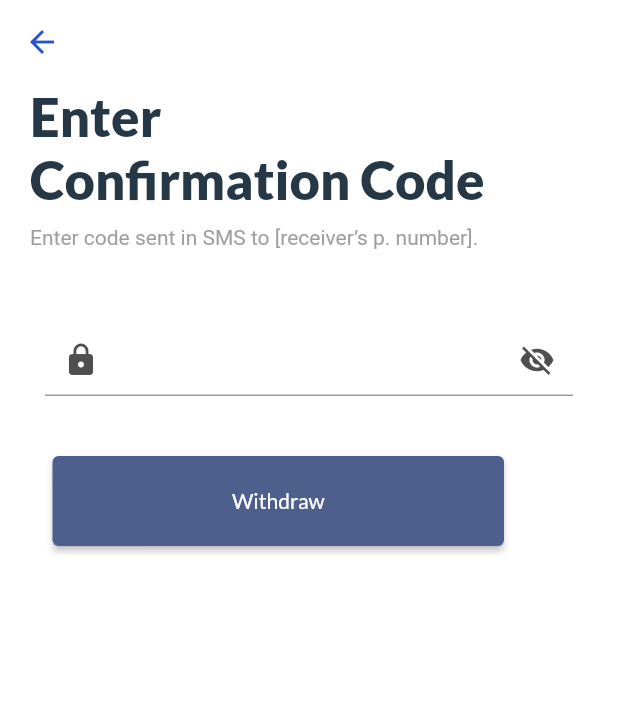
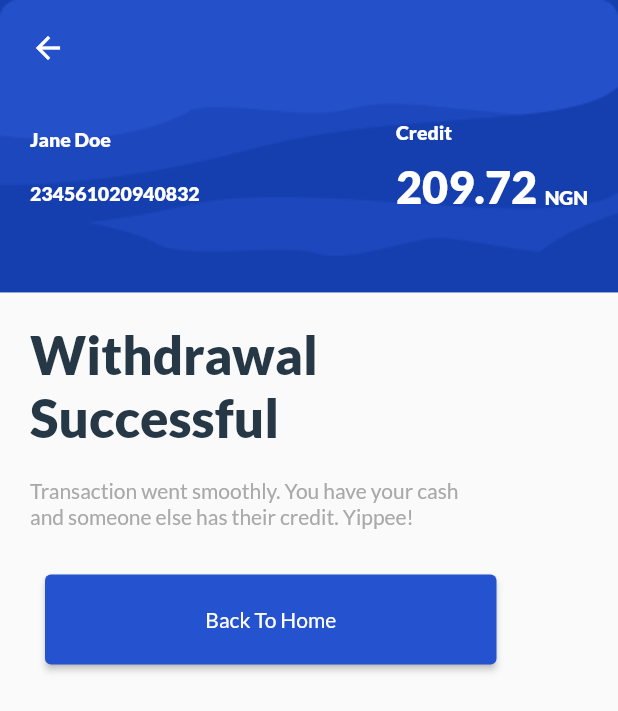
Before and after one commit to sobuur0/super_agent_with_flutter, a Flutter app: the EnterConfirmationCodePage screen opened directly, after a tap on "Withdraw", on a phone screen of 412 x 824 dp. Shown: the top 711 px of the screen. Run offline on Flutter 3.47's test engine with Material 2 defaults, Android fonts, the phone set to English and light mode, and no system bars; our stand-ins replace google_fonts.

Commit message:
completed the ui for the withdrawal section

```diff
--- a/lib/presentation/pages/enter_confirmation_code_page.dart
+++ b/lib/presentation/pages/enter_confirmation_code_page.dart
@@ -1,6 +1,7 @@
 import 'package:flutter/material.dart';
 import 'package:flutter/cupertino.dart';
 import 'package:super_agent_with_flutter/constants/app_styles.dart';
+import 'package:super_agent_with_flutter/presentation/pages/withdrawal_successful_page.dart';
 import 'package:super_agent_with_flutter/presentation/widgets/widget_action_button.dart';
 
 class EnterConfirmationCodePage extends StatefulWidget {
@@ -92,7 +93,14 @@ class _EnterConfirmationCodePageState extends State<EnterConfirmationCodePage> {
               padding: const EdgeInsets.symmetric(horizontal: 35),
               child: ActionButton(
                 buttonText: 'Withdraw',
-                onTap: () {},
+                onTap: () {
+                  Navigator.push(
+                    context,
+                    MaterialPageRoute(
+                      builder: (context) => WithdrawalSuccessfulPage(),
+                    ),
+                  );
+                },
                 buttonColor: Color(0xFF4D5F8D),
               ),
             )
--- /dev/null
+++ b/lib/presentation/pages/withdrawal_successful_page.dart
@@ -0,0 +1,71 @@
+import 'package:flutter/cupertino.dart';
+import 'package:flutter/material.dart';
+import 'package:super_agent_with_flutter/constants/app_styles.dart';
+import 'package:super_agent_with_flutter/presentation/widgets/user_details_card.dart';
+import 'package:super_agent_with_flutter/presentation/widgets/widget_action_button.dart';
+
+import 'home_page.dart';
+
+class WithdrawalSuccessfulPage extends StatefulWidget {
+  const WithdrawalSuccessfulPage({Key? key}) : super(key: key);
+
+  @override
+  _WithdrawalSuccessfulPageState createState() => _WithdrawalSuccessfulPageState();
+}
+
+class _WithdrawalSuccessfulPageState extends State<WithdrawalSuccessfulPage> {
+  @override
+  Widget build(BuildContext context) {
+    return Scaffold(
+      body: SafeArea(
+        child: Column(
+          crossAxisAlignment: CrossAxisAlignment.start,
+          children: <Widget>[
+            UserDetailsCard(),
+            Padding(
+              padding: const EdgeInsets.symmetric(
+                horizontal: 20.0,
+                vertical: 20.0,
+              ),
+              child: Text(
+                'Withdrawal\nSuccessful',
+                style: AppStyles.latoBold(
+                  color: Color(0xFF263746),
+                  size: 35.0,
+                ),
+              ),
+            ),
+            Padding(
+              padding: const EdgeInsets.symmetric(horizontal: 20.0),
+              child: Text(
+                'Transaction went smoothly. You have your cash \nand someone else has their credit. Yippee!',
+                style: AppStyles.latoRegular(
+                  color: Color(0xFFA9A9A9),
+                  size: 14.0,
+                ),
+              ),
+            ),
+            Padding(
+              padding: const EdgeInsets.symmetric(
+                horizontal: 30.0,
+                vertical: 30.0,
+              ),
+              child: ActionButton(
+                buttonText: 'Back To Home',
+                buttonColor: Color(0xFF2553CF),
+                onTap: () {
+                  Navigator.pushReplacement(
+                    context,
+                    MaterialPageRoute(
+                      builder: (BuildContext context) => HomePage(),
+                    ),
+                  );
+                },
+              ),
+            ),
+          ],
+        ),
+      ),
+    );
+  }
+}
```
